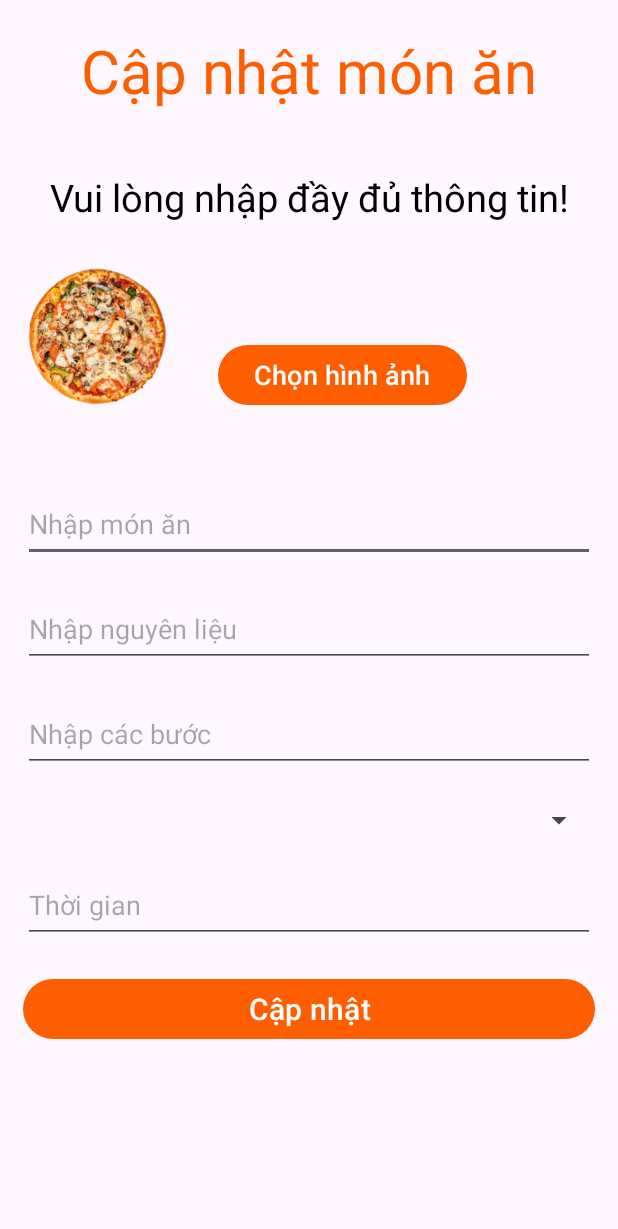
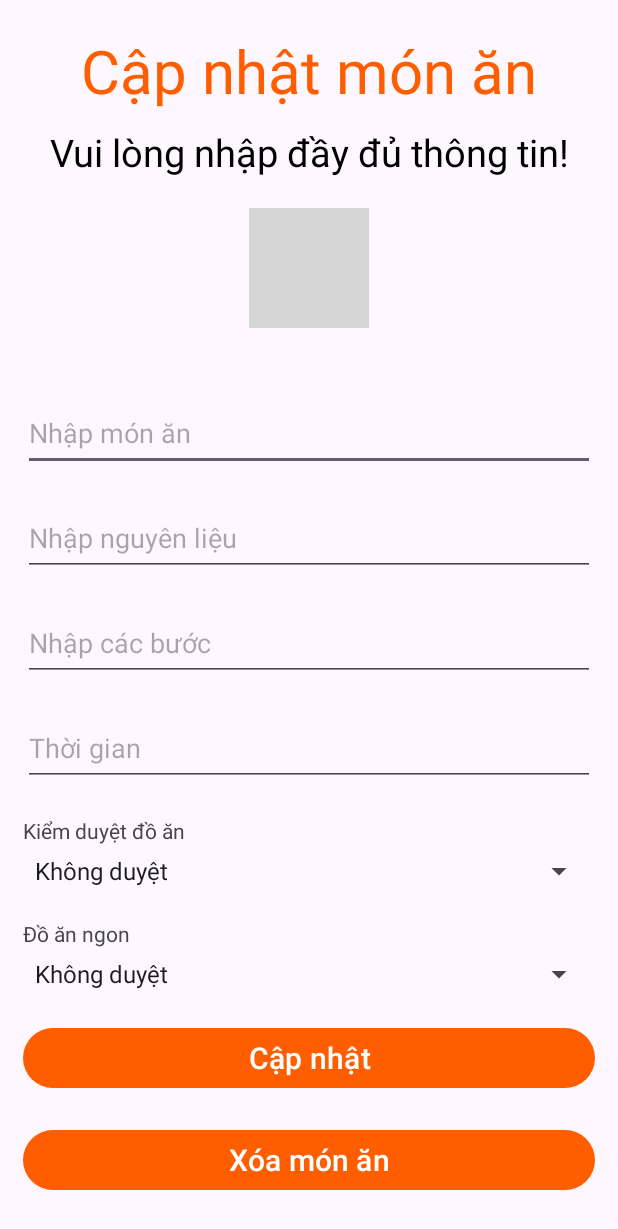
Before and after one commit to tienhuy10/FoodReciple, an Android app: the Admin_update_food screen opened directly, with no data from a screen before it, on a phone screen of 412 x 824 dp. Shown: the top 1229 px of the screen. Run offline under Robolectric (Android 15) with nearby library versions, the phone set to English and light mode, and no system bars; grey boxes are pictures that could not be loaded.

Commit message:
Add - Admin food: update, delete Fix - Login, register

```diff
--- a/app/src/main/AndroidManifest.xml
+++ b/app/src/main/AndroidManifest.xml
@@ -24,7 +24,7 @@
             <intent-filter>
                 <action android:name="android.intent.action.MAIN" />
 
-                <category android:name="android.intent.category.LAUNCHER" />
+<!--                <category android:name="android.intent.category.LAUNCHER" />-->
             </intent-filter>
         </activity>
         <activity
@@ -46,7 +46,7 @@
             <intent-filter>
                 <action android:name="android.intent.action.MAIN" />
 
-                <category android:name="android.intent.category.LAUNCHER" />
+<!--                <category android:name="android.intent.category.LAUNCHER" />-->
             </intent-filter>
         </activity>
         <activity
@@ -73,7 +73,7 @@
             <intent-filter>
                 <action android:name="android.intent.action.MAIN" />
 
-                <!-- <category android:name="android.intent.category.LAUNCHER" /> -->
+                 <category android:name="android.intent.category.LAUNCHER" />
             </intent-filter>
         </activity>
         <activity
--- a/app/src/main/java/com/example/foodreciple/Activity/Intro.java
+++ b/app/src/main/java/com/example/foodreciple/Activity/Intro.java
@@ -31,7 +31,7 @@ public class Intro extends AppCompatActivity {
         btn_Dangky.setOnClickListener(new View.OnClickListener() {
             @Override
             public void onClick(View v) {
-                Intent intent = new Intent(Intro.this, Add_Category.class);
+                Intent intent = new Intent(Intro.this, DangKy.class);
                 startActivity(intent);
             }
         });
--- /dev/null
+++ b/app/src/main/java/com/example/foodreciple/AdminActivity/Admin_delete_food.java
@@ -0,0 +1,4 @@
+package com.example.foodreciple.AdminActivity;
+
+public class Admin_delete_food {
+}
--- a/app/src/main/java/com/example/foodreciple/AdminActivity/Admin_update_food.java
+++ b/app/src/main/java/com/example/foodreciple/AdminActivity/Admin_update_food.java
@@ -2,15 +2,153 @@ package com.example.foodreciple.AdminActivity;
 
 import androidx.appcompat.app.AppCompatActivity;
 
+import android.annotation.SuppressLint;
+import android.content.Intent;
 import android.os.Bundle;
+import android.view.View;
+import android.widget.AdapterView;
+import android.widget.ArrayAdapter;
+import android.widget.Button;
+import android.widget.EditText;
+import android.widget.ImageView;
+import android.widget.Spinner;
+import android.widget.Toast;
 
+import com.bumptech.glide.Glide;
+import com.example.foodreciple.DatabaseHelper;
 import com.example.foodreciple.R;
 
 public class Admin_update_food extends AppCompatActivity {
 
+    private EditText foodName, ingredients, steps, time;
+    private ImageView imageView;
+    private Button updateButton;
+    private Spinner statusSpinner, Spiner_bestFood;
+    private int selectedStatus, selected_bestFood; //mac dinh la 0
+
+    @SuppressLint("MissingInflatedId")
     @Override
     protected void onCreate(Bundle savedInstanceState) {
         super.onCreate(savedInstanceState);
         setContentView(R.layout.activity_admin_update_food);
+
+        DatabaseHelper databaseHelper = new DatabaseHelper(this);
+
+        imageView = findViewById(R.id.image);
+        foodName = findViewById(R.id.food_name);
+        ingredients = findViewById(R.id.nguyen_lieu);
+        steps = findViewById(R.id.edt_step);
+        time = findViewById(R.id.edt_time);
+        updateButton = findViewById(R.id.update_food);
+        statusSpinner = findViewById(R.id.status_spinner);
+        Spiner_bestFood = findViewById(R.id.best_food_spinner);
+
+        // Thiết lập Adapter cho Spinner duyệt đồ ăn
+        ArrayAdapter<CharSequence> adapter = ArrayAdapter.createFromResource(this,
+                R.array.status_array, android.R.layout.simple_spinner_item);
+        adapter.setDropDownViewResource(android.R.layout.simple_spinner_dropdown_item);
+        statusSpinner.setAdapter(adapter);
+
+        statusSpinner.setOnItemSelectedListener(new AdapterView.OnItemSelectedListener() {
+            @Override
+            public void onItemSelected(AdapterView<?> parent, View view, int position, long id) {
+                selectedStatus = position;
+            }
+
+            @Override
+            public void onNothingSelected(AdapterView<?> parent) {
+                selectedStatus = 0; // Mặc định là "Không duyệt"
+            }
+        });
+
+        // Thiết lập Adapter cho Spinner duyệt đồ ăn ngon
+        ArrayAdapter<CharSequence> adapter_bestfood = ArrayAdapter.createFromResource(this,
+                R.array.status_array, android.R.layout.simple_spinner_item);
+        adapter_bestfood.setDropDownViewResource(android.R.layout.simple_spinner_dropdown_item);
+        Spiner_bestFood.setAdapter(adapter_bestfood);
+
+        Spiner_bestFood.setOnItemSelectedListener(new AdapterView.OnItemSelectedListener() {
+            @Override
+            public void onItemSelected(AdapterView<?> parent, View view, int position, long id) {
+                selected_bestFood = position;
+            }
+
+            @Override
+            public void onNothingSelected(AdapterView<?> parent) {
+                selected_bestFood = 0; // Mặc định là "do an thuong"
+            }
+        });
+
+        // Lấy dữ liệu từ Intent
+        Intent intent = getIntent();
+        String food_Name = intent.getStringExtra("FoodName");
+        String thoi_gian = intent.getStringExtra("Time");
+        String nguyen_lieu = intent.getStringExtra("Ingredients");
+        String cac_buoc = intent.getStringExtra("Steps");
+        byte[] image = intent.getByteArrayExtra("Image");
+        int foodID = intent.getIntExtra("ID", -1);
+
+        foodName.setText(food_Name);
+        time.setText(thoi_gian);
+        ingredients.setText(nguyen_lieu);
+        steps.setText(cac_buoc);
+        Glide.with(this).load(image).into(imageView);
+
+        updateButton.setOnClickListener(new View.OnClickListener() {
+            @Override
+            public void onClick(View v) {
+                // Cập nhật món ăn
+                if (foodID != -1) {
+                    updateFood(foodID);
+                } else {
+                    Toast.makeText(Admin_update_food.this, "ID món ăn không hợp lệ", Toast.LENGTH_SHORT).show();
+                }
+            }
+        });
+
+        Button deleteButton = findViewById(R.id.delete_food);
+        deleteButton.setOnClickListener(new View.OnClickListener() {
+            @Override
+            public void onClick(View v) {
+                // Xóa món ăn
+                deleteFood(foodID);
+            }
+        });
+    }
+
+    private void deleteFood(int foodID) {
+        DatabaseHelper databaseHelper = new DatabaseHelper(this);
+        boolean result = databaseHelper.deleteFood(foodID);
+        if (result) {
+            Toast.makeText(Admin_update_food.this, "Xóa món ăn thành công", Toast.LENGTH_SHORT).show();
+            Intent intent = new Intent(Admin_update_food.this, Admin_Food.class);
+            startActivity(intent);
+            finish();
+        } else {
+            Toast.makeText(Admin_update_food.this, "Xóa món ăn thất bại", Toast.LENGTH_SHORT).show();
+        }
+    }
+
+    private void updateFood(int foodID) {
+        DatabaseHelper databaseHelper = new DatabaseHelper(this); // Tạo đối tượng DatabaseHelper
+        String updatedFoodName = foodName.getText().toString();
+        String updatedIngredients = ingredients.getText().toString();
+        String updatedSteps = steps.getText().toString();
+        String updatedTime = time.getText().toString();
+
+        // Gọi phương thức updateFood() từ đối tượng DatabaseHelper
+        boolean result = databaseHelper.updateFood(foodID, updatedFoodName, updatedIngredients, updatedSteps, updatedTime, selected_bestFood, selectedStatus);
+
+        if (result) {
+            Toast.makeText(Admin_update_food.this, "Cập nhật thành công", Toast.LENGTH_SHORT).show();
+            Intent intent = new Intent(Admin_update_food.this, Admin_Food.class); // Replace with your previous activity
+            startActivity(intent);
+            finish();
+        } else {
+            Toast.makeText(Admin_update_food.this, "Cập nhật thất bại", Toast.LENGTH_SHORT).show();
+        }
+
+        // Đóng Activity sau khi cập nhật
+        finish();
     }
 }
--- a/app/src/main/java/com/example/foodreciple/Fragment/Saved.java
+++ b/app/src/main/java/com/example/foodreciple/Fragment/Saved.java
@@ -11,6 +11,7 @@ import android.view.ViewGroup;
 import androidx.annotation.NonNull;
 import androidx.annotation.Nullable;
 import androidx.fragment.app.Fragment;
+import androidx.recyclerview.widget.GridLayoutManager;
 import androidx.recyclerview.widget.LinearLayoutManager;
 import androidx.recyclerview.widget.RecyclerView;
 
@@ -39,6 +40,8 @@ public class Saved extends Fragment {
 
         recyclerView = view.findViewById(R.id.recycler_saved_foods);
         recyclerView.setLayoutManager(new LinearLayoutManager(getContext()));
+        GridLayoutManager layoutManager = new GridLayoutManager(getContext(),3);
+        recyclerView.setLayoutManager(layoutManager);
 
         // Load saved items
         loadSavedItems();
--- a/app/src/main/res/layout/activity_admin_update_food.xml
+++ b/app/src/main/res/layout/activity_admin_update_food.xml
@@ -11,7 +11,7 @@
         android:layout_width="match_parent"
         android:layout_height="wrap_content"
         android:layout_marginTop="20dp"
-        android:layout_marginBottom="20dp"
+        android:layout_marginBottom="10dp"
         android:gravity="center_horizontal"
         android:text="Cập nhật món ăn"
         android:textColor="@color/main_color"
@@ -20,7 +20,6 @@
     <TextView
         android:layout_width="match_parent"
         android:layout_height="wrap_content"
-        android:layout_marginTop="20dp"
         android:layout_marginBottom="10dp"
         android:gravity="center_horizontal"
         android:text="Vui lòng nhập đầy đủ thông tin!"
@@ -30,23 +29,15 @@
     <LinearLayout
         android:layout_width="match_parent"
         android:layout_height="wrap_content"
-        android:layout_margin="15dp"
-        android:gravity="bottom"
+        android:layout_margin="10dp"
+        android:gravity="center_horizontal"
         android:orientation="horizontal">
 
         <ImageView
             android:id="@+id/image"
-            android:layout_width="100dp"
-            android:layout_height="100dp"
+            android:layout_width="80dp"
+            android:layout_height="80dp"
             android:src="@drawable/img" />
-
-        <Button
-            android:id="@+id/choose_image"
-            android:layout_width="wrap_content"
-            android:layout_height="wrap_content"
-            android:layout_marginLeft="30dp"
-            android:text="Chọn hình ảnh"
-            android:textSize="18dp" />
 
     </LinearLayout>
 
@@ -57,7 +48,7 @@
         android:orientation="vertical">
 
         <EditText
-            android:id="@+id/category_name"
+            android:id="@+id/food_name"
             android:layout_width="match_parent"
             android:layout_height="50dp"
             android:layout_marginTop="20dp"
@@ -77,11 +68,6 @@
             android:layout_marginTop="20dp"
             android:hint="Nhập các bước" />
 
-        <Spinner
-            android:id="@+id/spinner_category"
-            android:layout_marginTop="20dp"
-            android:layout_width="match_parent"
-            android:layout_height="wrap_content" />
 
         <EditText
             android:id="@+id/edt_time"
@@ -91,6 +77,30 @@
             android:hint="Thời gian"
             android:inputType="number" />
 
+        <TextView
+            android:layout_width="match_parent"
+            android:layout_height="wrap_content"
+            android:layout_marginTop="20dp"
+            android:text="Kiểm duyệt đồ ăn"/>
+
+        <Spinner
+            android:id="@+id/status_spinner"
+            android:layout_width="match_parent"
+            android:layout_height="wrap_content"
+            android:layout_marginTop="5dp" />
+
+        <TextView
+            android:layout_width="match_parent"
+            android:layout_height="wrap_content"
+            android:layout_marginTop="20dp"
+            android:text="Đồ ăn ngon"/>
+
+        <Spinner
+            android:id="@+id/best_food_spinner"
+            android:layout_width="match_parent"
+            android:layout_height="wrap_content"
+            android:layout_marginTop="5dp" />
+
         <Button
             android:id="@+id/update_food"
             android:layout_width="match_parent"
@@ -99,6 +109,14 @@
             android:textSize="20dp"
             android:text="Cập nhật" />
 
+        <Button
+            android:id="@+id/delete_food"
+            android:layout_width="match_parent"
+            android:layout_height="wrap_content"
+            android:layout_marginTop="20dp"
+            android:textSize="20dp"
+            android:text="Xóa món ăn" />
+
     </LinearLayout>
 
 
--- a/app/src/main/res/layout/activity_dang_ky.xml
+++ b/app/src/main/res/layout/activity_dang_ky.xml
@@ -4,7 +4,7 @@
     xmlns:tools="http://schemas.android.com/tools"
     android:layout_width="match_parent"
     android:layout_height="match_parent"
-    android:background="@drawable/screen"
+    android:background="@drawable/bg_login"
     android:orientation="vertical"
     android:padding="40dp"
     tools:context=".Activity.DangKy">
@@ -29,6 +29,7 @@
         android:layout_width="match_parent"
         android:layout_height="wrap_content"
         android:layout_marginTop="200dp"
+        app:boxBackgroundColor="@color/white"
         style="@style/Widget.Material3.TextInputLayout.OutlinedBox">
 
         <com.google.android.material.textfield.TextInputEditText
@@ -44,6 +45,7 @@
         android:layout_width="match_parent"
         android:layout_height="wrap_content"
         android:layout_marginTop="10dp"
+        app:boxBackgroundColor="@color/white"
         style="@style/Widget.Material3.TextInputLayout.OutlinedBox">
 
         <com.google.android.material.textfield.TextInputEditText
@@ -60,6 +62,7 @@
         android:layout_height="wrap_content"
         android:layout_marginTop="10dp"
         app:passwordToggleEnabled="true"
+        app:boxBackgroundColor="@color/white"
         style="@style/Widget.Material3.TextInputLayout.OutlinedBox">
 
         <com.google.android.material.textfield.TextInputEditText
@@ -93,6 +96,7 @@
             android:layout_width="wrap_content"
             android:layout_height="wrap_content"
             android:text="Bạn đã có tài khoản?"
+            android:textColor="@color/white"
             android:textSize="15dp"
             android:textStyle="bold"/>
 
--- /dev/null
+++ b/app/src/main/res/values/spiner_duyet.xml
@@ -0,0 +1,7 @@
+<?xml version="1.0" encoding="utf-8"?>
+<resources>
+    <string-array name="status_array">
+        <item>Không duyệt</item>
+        <item>Duyệt</item>
+    </string-array>
+</resources>
```
Also changed, not shown: app/src/main/java/com/example/foodreciple/Adapter/Admin_adapter_food.java (+26 -9 lines), app/src/main/java/com/example/foodreciple/AdminActivity/Admin_Food.java (+23 -5 lines), app/src/main/java/com/example/foodreciple/DatabaseHelper.java (+26 -0 lines), app/src/main/res/layout/activity_dang_nhap.xml (+11 -6 lines), app/src/main/res/layout/activity_intro.xml (+24 -14 lines), app/src/main/res/layout/admin_item_food.xml (+60 -9 lines), app/src/main/res/values/spiner_best_food.xml (added, +7 -0 lines), app/src/main/res/drawable/bg_login.jpg (added), app/src/main/res/drawable/intro_bg.jpg (added), app/src/main/res/drawable/logo_app.png (added).
